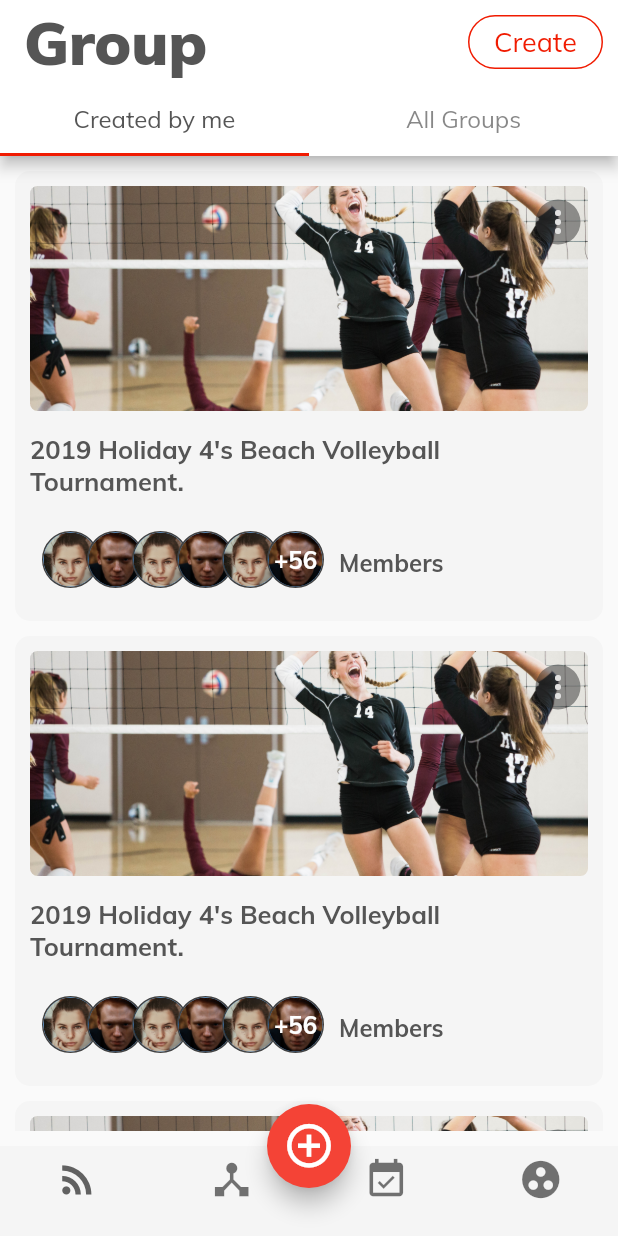
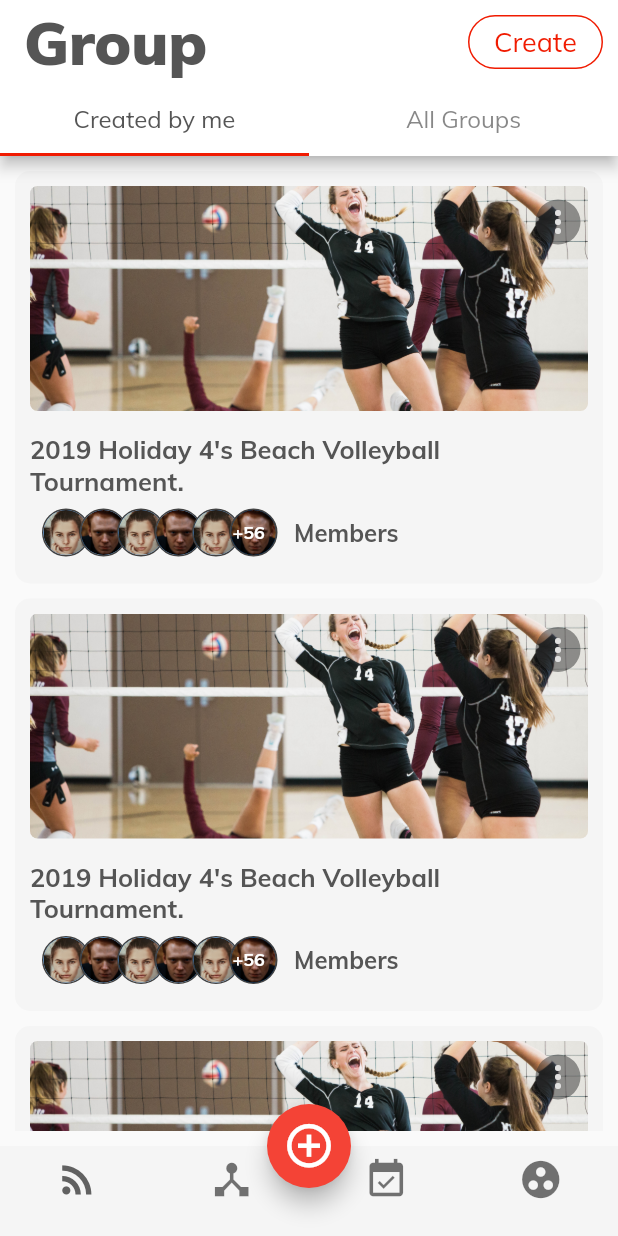
Before and after one commit to Sarbjyotsingh/athlete_platform1, a Flutter app: the screen it shows after launch, on a phone screen of 412 x 824 dp. Run offline on Flutter 3.47's test engine with Material 2 defaults, Android fonts, the phone set to English and light mode, and no system bars.

```diff
--- a/lib/main.dart
+++ b/lib/main.dart
@@ -2,6 +2,7 @@ import 'package:athlete_platform1/screens/create_group.dart';
 import 'package:athlete_platform1/screens/edit_group.dart';
 import 'package:athlete_platform1/screens/group_details.dart';
 import 'package:athlete_platform1/screens/group_listing.dart';
+import 'package:athlete_platform1/screens/member_listing.dart';
 import 'package:flutter/material.dart';
 
 void main() => runApp(MyApp());
@@ -21,6 +22,7 @@ class _MyAppState extends State<MyApp> {
         GroupDetails.id: (context) => GroupDetails(),
         CreateGroup.id: (context) => CreateGroup(),
         EditGroup.id: (context) => EditGroup(),
+        MemberListing.id: (context) => MemberListing(),
       },
     );
   }
--- a/lib/widgets/group_card.dart
+++ b/lib/widgets/group_card.dart
@@ -1,5 +1,6 @@
 import 'package:athlete_platform1/screens/edit_group.dart';
 import 'package:athlete_platform1/screens/group_details.dart';
+import 'package:athlete_platform1/screens/member_listing.dart';
 import 'package:athlete_platform1/widgets/member_images.dart';
 import 'package:flutter/material.dart';
 
@@ -89,20 +90,19 @@ class GroupCard extends StatelessWidget {
               ),
             ),
           ),
-          SizedBox(
-            height: 15,
-          ),
           Row(
             mainAxisAlignment: MainAxisAlignment.start,
             children: <Widget>[
-              Stack(
-                overflow: Overflow.visible,
-                alignment: Alignment.center,
+              Row(
+                mainAxisAlignment: MainAxisAlignment.start,
                 children: <Widget>[
-                  MemberImages(),
-                  Positioned(
-                    left: 190,
-                    child: FlatButton(
+                  GestureDetector(
+                    onTap: () {
+                      Navigator.pushNamed(context, MemberListing.id);
+                    },
+                    child: MemberImages(),
+                  ),
+                  FlatButton(
                     child: Text(
                       'Members',
                       style: TextStyle(
@@ -112,10 +112,10 @@ class GroupCard extends StatelessWidget {
                         color: Color(0xFF555555),
                       ),
                     ),
-                      materialTapTargetSize: MaterialTapTargetSize.shrinkWrap,
                     textColor: Color(0xFF555555),
-                      onPressed: () {},
-                    ),
+                    onPressed: () {
+                      Navigator.pushNamed(context, MemberListing.id);
+                    },
                   ),
                 ],
               ),
--- a/lib/widgets/member_images.dart
+++ b/lib/widgets/member_images.dart
@@ -1,3 +1,4 @@
+import 'package:athlete_platform1/utilities/constants.dart';
 import 'package:flutter/material.dart';
 
 class MemberImages extends StatelessWidget {
@@ -9,8 +10,8 @@ class MemberImages extends StatelessWidget {
   Widget build(BuildContext context) {
     return Container(
       padding: const EdgeInsets.all(8.0),
-      height: 58.0,
-      width: 200.0,
+      height: 48.0,
+      width: 160.0,
       child: Stack(
         overflow: Overflow.visible,
         children: <Widget>[
@@ -23,14 +24,14 @@ class MemberImages extends StatelessWidget {
               ),
             ),
             child: CircleAvatar(
-              radius: 18,
+              radius: kMemberImageRadius,
               backgroundImage: AssetImage(
                 'images/person2.jpg',
               ),
             ),
           ),
           Positioned(
-            left: 30.0,
+            left: 25.0,
             child: Container(
               decoration: BoxDecoration(
                 shape: BoxShape.circle,
@@ -40,7 +41,7 @@ class MemberImages extends StatelessWidget {
                 ),
               ),
               child: CircleAvatar(
-                radius: 18,
+                radius: kMemberImageRadius,
                 backgroundImage: AssetImage(
                   'images/person1.jpg',
                 ),
@@ -48,7 +49,7 @@ class MemberImages extends StatelessWidget {
             ),
           ),
           Positioned(
-            left: 60.0,
+            left: 50.0,
             child: Container(
               decoration: BoxDecoration(
                 shape: BoxShape.circle,
@@ -58,7 +59,7 @@ class MemberImages extends StatelessWidget {
                 ),
               ),
               child: CircleAvatar(
-                radius: 18,
+                radius: kMemberImageRadius,
                 backgroundImage: AssetImage(
                   'images/person2.jpg',
                 ),
@@ -66,7 +67,7 @@ class MemberImages extends StatelessWidget {
             ),
           ),
           Positioned(
-            left: 90.0,
+            left: 75.0,
             child: Container(
               decoration: BoxDecoration(
                 shape: BoxShape.circle,
@@ -76,7 +77,7 @@ class MemberImages extends StatelessWidget {
                 ),
               ),
               child: CircleAvatar(
-                radius: 18,
+                radius: kMemberImageRadius,
                 backgroundImage: AssetImage(
                   'images/person1.jpg',
                 ),
@@ -84,7 +85,7 @@ class MemberImages extends StatelessWidget {
             ),
           ),
           Positioned(
-            left: 120.0,
+            left: 100.0,
             child: Container(
               decoration: BoxDecoration(
                 shape: BoxShape.circle,
@@ -94,7 +95,7 @@ class MemberImages extends StatelessWidget {
                 ),
               ),
               child: CircleAvatar(
-                radius: 18,
+                radius: kMemberImageRadius,
                 backgroundImage: AssetImage(
                   'images/person2.jpg',
                 ),
@@ -102,27 +103,34 @@ class MemberImages extends StatelessWidget {
             ),
           ),
           Positioned(
-            left: 150.0,
+            left: 125.0,
             child: Container(
               decoration: BoxDecoration(
                 shape: BoxShape.circle,
+                color: Colors.black.withOpacity(0.7).withOpacity(1),
                 border: Border.all(
                   color: Colors.grey.shade800,
                   width: 1,
                 ),
               ),
               child: CircleAvatar(
-                radius: 18,
-                child: Text(
-                  '+56',
-                  style: TextStyle(
-                    fontFamily: 'Muli',
-                    fontWeight: FontWeight.w600,
-                  ),
-                ),
+                radius: kMemberImageRadius,
                 backgroundImage: AssetImage(
                   'images/person1.jpg',
                 ),
+              ),
+            ),
+          ),
+          Positioned(
+            left: 127.0,
+            top: 8,
+            child: Text(
+              '+56',
+              style: TextStyle(
+                fontFamily: 'Muli',
+                fontWeight: FontWeight.w600,
+                fontSize: 12,
+                color: Colors.white,
               ),
             ),
           ),
```
Also changed, not shown: lib/screens/group_details.dart (+7 -1 lines), lib/screens/member_listing.dart (added, +70 -0 lines), lib/utilities/constants.dart (+4 -3 lines), lib/widgets/circular_text_form_field.dart (+4 -3 lines). Lines whose indentation alone changed are shown as unchanged.
